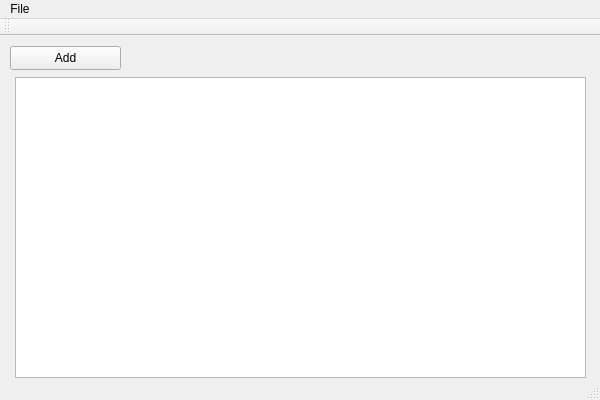
Before: the Qt Designer form gui/romstable.ui in mihai9909/CppBoy, drawn with Qt 5.
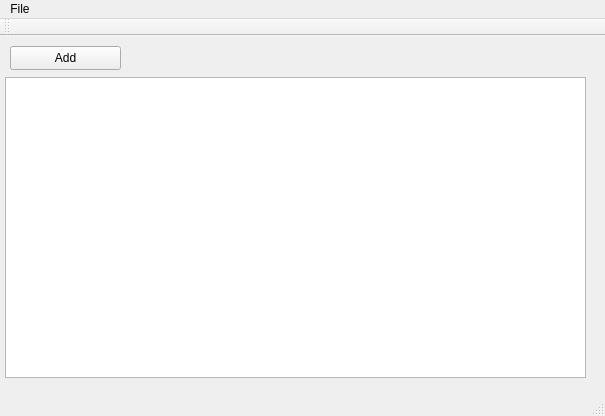
After: the same form once the commit is applied.

What changed in the file:
```diff
--- a/gui/romstable.ui
+++ b/gui/romstable.ui
@@ -6,8 +6,8 @@
    <rect>
     <x>0</x>
     <y>0</y>
-    <width>600</width>
-    <height>400</height>
+    <width>605</width>
+    <height>416</height>
    </rect>
   </property>
   <property name="windowTitle">
@@ -17,9 +17,9 @@
    <widget class="QTableView" name="romsTable">
     <property name="geometry">
      <rect>
-      <x>15</x>
+      <x>5</x>
       <y>41</y>
-      <width>571</width>
+      <width>581</width>
       <height>301</height>
      </rect>
     </property>
@@ -43,7 +43,7 @@
     <rect>
      <x>0</x>
      <y>0</y>
-     <width>600</width>
+     <width>605</width>
      <height>22</height>
     </rect>
    </property>
```
